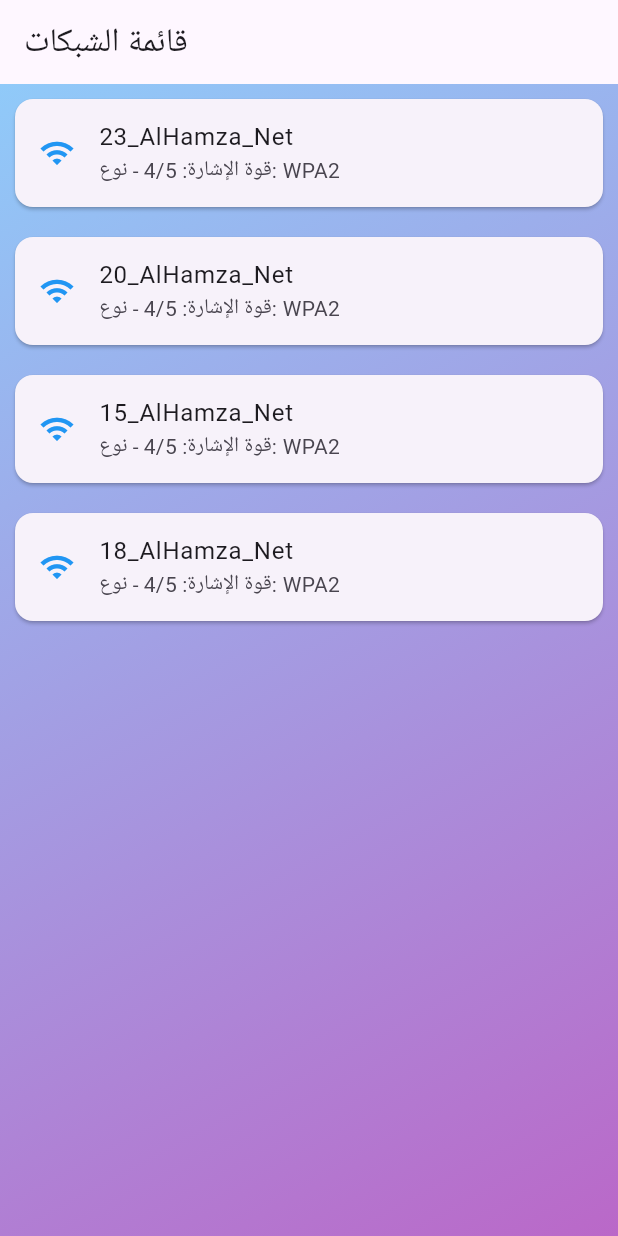
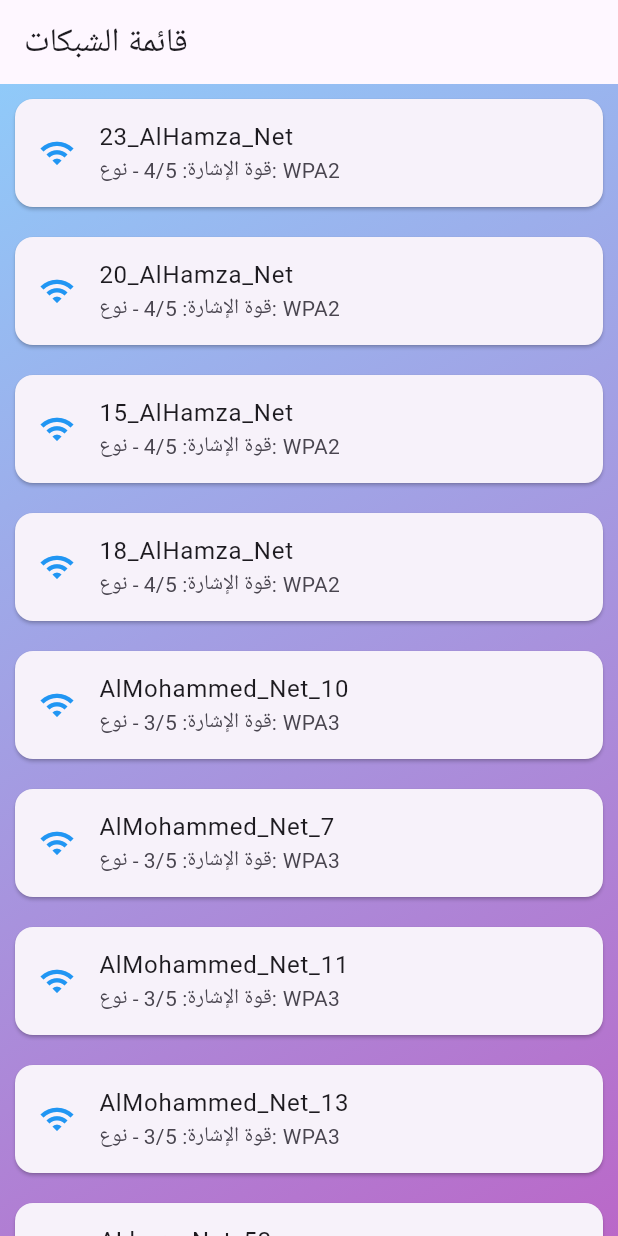
Before and after one commit to TawhibAbdulrab7/Tawhib_Project, a Flutter app: the screen it shows after launch, on a phone screen of 412 x 824 dp. Run offline on Flutter 3.47's test engine with Material 3 defaults, Android fonts, the phone set to English and light mode, and no system bars.

Commit message:
تكرار بعض الشبكات من اجل التنسيق الواجهه

```diff
--- a/lib/screens/home_screen.dart
+++ b/lib/screens/home_screen.dart
@@ -8,14 +8,14 @@ class HomeScreen extends StatelessWidget {
     {'ssid': '20_AlHamza_Net', 'strength': '4/5', 'type': 'WPA2'},
     {'ssid': "15_AlHamza_Net", 'strength': '4/5', 'type': 'WPA2'},
     {'ssid': "18_AlHamza_Net", 'strength': '4/5', 'type': 'WPA2'},
-    // {'ssid': 'AlMohammed_Net_10', 'strength': '3/5', 'type': 'WPA3'},
-    // {'ssid': "AlMohammed_Net_7", 'strength': '3/5', 'type': 'WPA3'},
-    // {'ssid': "AlMohammed_Net_11", 'strength': '3/5', 'type': 'WPA3'},
-    // {'ssid': 'AlMohammed_Net_13', 'strength': '3/5', 'type': 'WPA3'},
-    // {'ssid': "ALbarq_Net_53", 'strength': '5/5', 'type': 'WPA2'},
-    // {'ssid': "ALbarq_Net_57", 'strength': '5/5', 'type': 'WPA2'},
-    // {'ssid': 'ALbarq_Net_79', 'strength': '5/5', 'type': 'WPA2'},
-    // {'ssid': "ALbarq_Net_80", 'strength': '5/5', 'type': 'WPA2'},
+    {'ssid': 'AlMohammed_Net_10', 'strength': '3/5', 'type': 'WPA3'},
+    {'ssid': "AlMohammed_Net_7", 'strength': '3/5', 'type': 'WPA3'},
+    {'ssid': "AlMohammed_Net_11", 'strength': '3/5', 'type': 'WPA3'},
+    {'ssid': 'AlMohammed_Net_13', 'strength': '3/5', 'type': 'WPA3'},
+    {'ssid': "ALbarq_Net_53", 'strength': '5/5', 'type': 'WPA2'},
+    {'ssid': "ALbarq_Net_57", 'strength': '5/5', 'type': 'WPA2'},
+    {'ssid': 'ALbarq_Net_79', 'strength': '5/5', 'type': 'WPA2'},
+    {'ssid': "ALbarq_Net_80", 'strength': '5/5', 'type': 'WPA2'},
   ];
 
   @override
```
